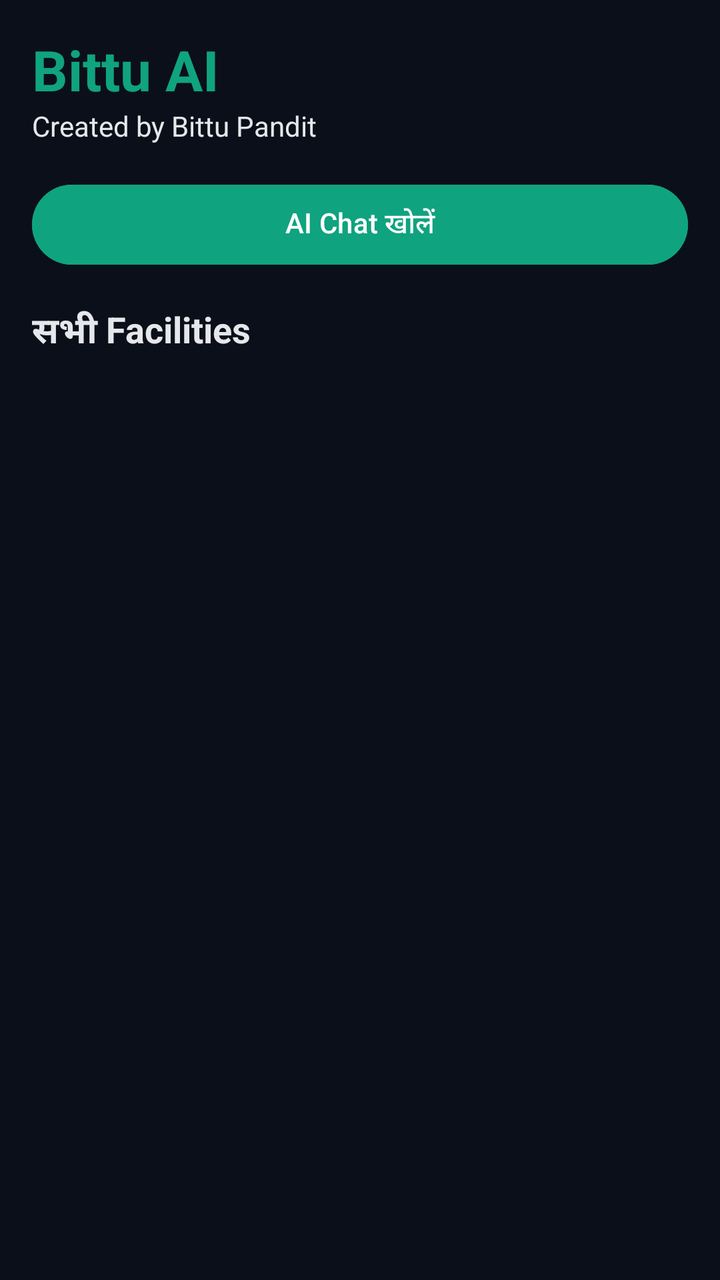
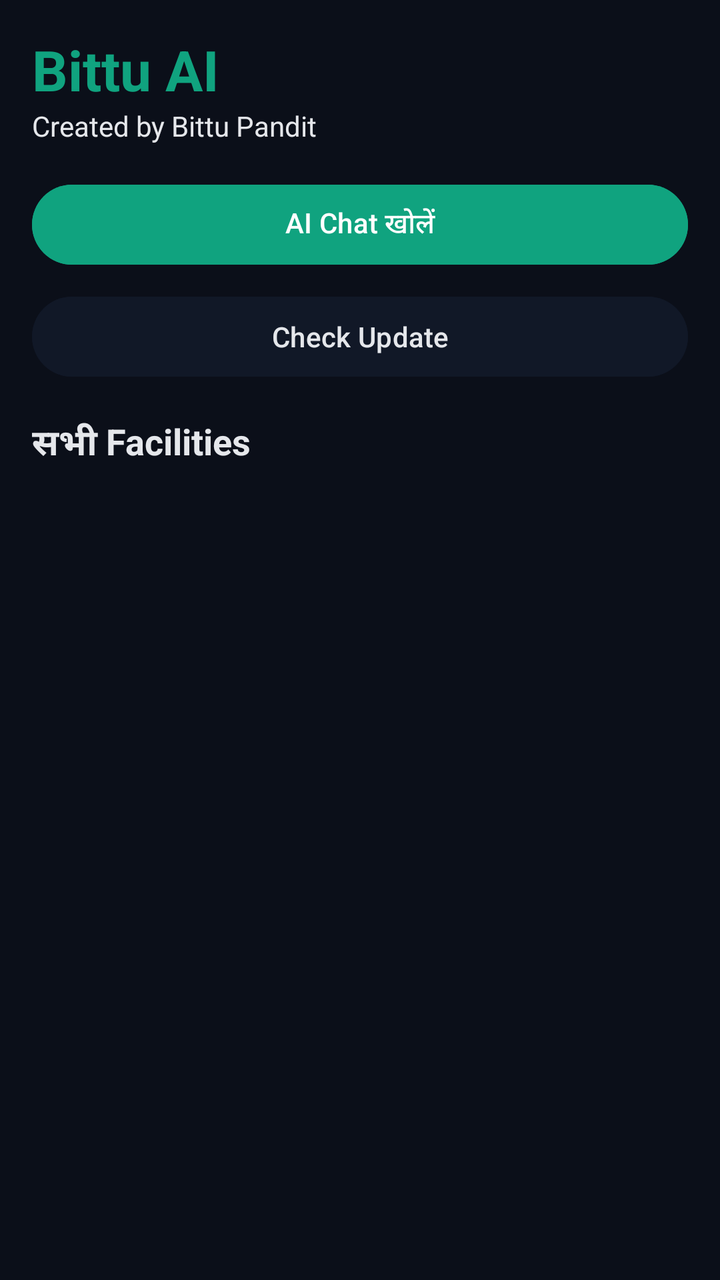

Before-and-after screenshots of an Android layout around one commit, followed by the original layout XML and the change that was made.
<!-- AndroidManifest.xml: application theme Theme.BittuAI -->
<!-- res/layout/activity_home.xml -->
<?xml version="1.0" encoding="utf-8"?>
<LinearLayout xmlns:android="http://schemas.android.com/apk/res/android"
    android:layout_width="match_parent"
    android:layout_height="match_parent"
    android:background="@color/bittu_background"
    android:orientation="vertical"
    android:padding="16dp">

    <TextView
        android:layout_width="match_parent"
        android:layout_height="wrap_content"
        android:text="Bittu AI"
        android:textColor="@color/bittu_green"
        android:textSize="28sp"
        android:textStyle="bold" />

    <TextView
        android:layout_width="match_parent"
        android:layout_height="wrap_content"
        android:text="Created by Bittu Pandit"
        android:textColor="@color/bittu_text" />

    <Button
        android:id="@+id/openChatButton"
        android:layout_width="match_parent"
        android:layout_height="wrap_content"
        android:layout_marginTop="16dp"
        android:backgroundTint="@color/bittu_green"
        android:text="AI Chat खोलें"
        android:textColor="#FFFFFF" />

    <TextView
        android:layout_width="match_parent"
        android:layout_height="wrap_content"
        android:layout_marginTop="16dp"
        android:text="सभी Facilities"
        android:textColor="@color/bittu_text"
        android:textSize="18sp"
        android:textStyle="bold" />

    <ScrollView
        android:layout_width="match_parent"
        android:layout_height="0dp"
        android:layout_marginTop="8dp"
        android:layout_weight="1">

        <GridLayout
            android:id="@+id/featureGrid"
            android:layout_width="match_parent"
            android:layout_height="wrap_content"
            android:columnCount="2"
            android:useDefaultMargins="true" />
    </ScrollView>

</LinearLayout>
<!-- resources referenced by this layout -->
<resources>
  <color name="bittu_background">#0B0F19</color>
  <color name="bittu_green">#10A37F</color>
  <color name="bittu_text">#E5E7EB</color>
  <style name="Theme.BittuAI" parent="Theme.Material3.Dark.NoActionBar">
          <item name="colorPrimary">@color/bittu_green</item>
          <item name="android:statusBarColor">@color/bittu_background</item>
          <item name="android:navigationBarColor">@color/bittu_background</item>
      </style>
</resources>

<!-- the commit's change to res/layout/activity_home.xml (unified diff, before → after) -->
@@ -29,6 +29,15 @@
         android:text="AI Chat खोलें"
         android:textColor="#FFFFFF" />
 
+    <Button
+        android:id="@+id/checkUpdateButton"
+        android:layout_width="match_parent"
+        android:layout_height="wrap_content"
+        android:layout_marginTop="8dp"
+        android:backgroundTint="@color/bittu_surface"
+        android:text="Check Update"
+        android:textColor="@color/bittu_text" />
+
     <TextView
         android:layout_width="match_parent"
         android:layout_height="wrap_content"
<!-- resource entries referenced after the edit -->
@@ -2,6 +2,7 @@
 <resources>
   <color name="bittu_background">#0B0F19</color>
   <color name="bittu_green">#10A37F</color>
+  <color name="bittu_surface">#111827</color>
   <color name="bittu_text">#E5E7EB</color>
   <style name="Theme.BittuAI" parent="Theme.Material3.Dark.NoActionBar">
           <item name="colorPrimary">@color/bittu_green</item>
